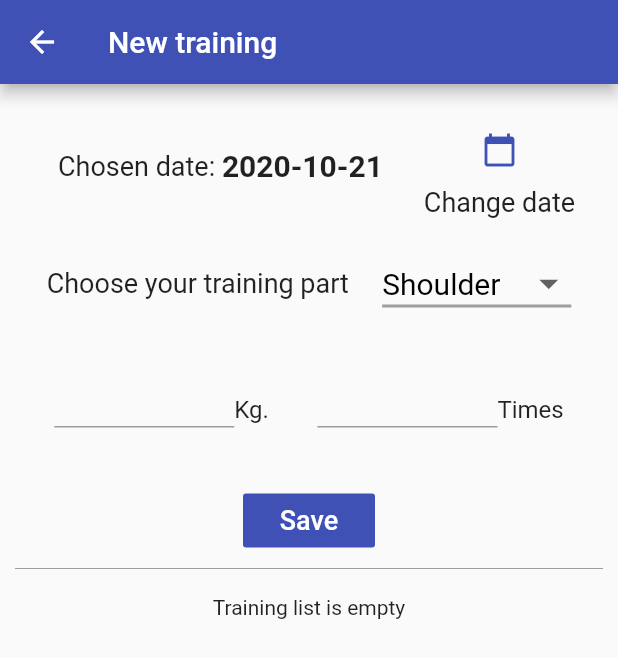
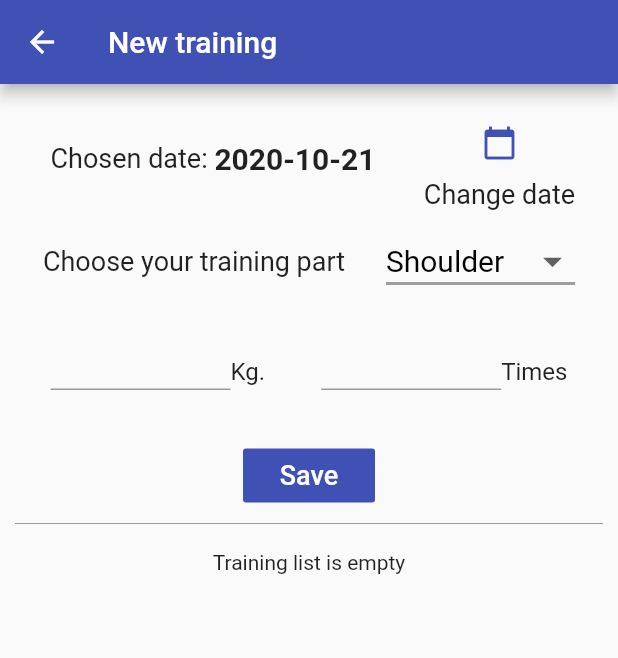
Before and after one commit to bigface0202/volume_tracker, a Flutter app: the screen it shows after launch, after a tap on the "add" icon, on a phone screen of 412 x 824 dp. Shown: the top 658 px of the screen. Run offline on Flutter 3.47's test engine with Material 2 defaults, Android fonts, the phone set to English and light mode, and no system bars; our stand-ins replace charts_flutter, sqflite; accounts and stored records are empty.

```diff
--- a/lib/screens/new_training_screen.dart
+++ b/lib/screens/new_training_screen.dart
@@ -179,12 +179,12 @@ class _NewTrainingScreenState extends State<NewTrainingScreen> {
                 child: Column(
                   children: <Widget>[
                     Container(
-                      padding: EdgeInsets.all(10),
+                      padding: EdgeInsets.all(5),
                       child: Row(
                         mainAxisAlignment: MainAxisAlignment.spaceAround,
                         children: <Widget>[
                           Container(
-                            padding: EdgeInsets.all(10),
+                            padding: EdgeInsets.all(5),
                             child: Row(
                               children: [
                                 Text(
@@ -217,7 +217,7 @@ class _NewTrainingScreenState extends State<NewTrainingScreen> {
                       ),
                     ),
                     Container(
-                      padding: EdgeInsets.all(10),
+                      padding: EdgeInsets.all(5),
                       child: Row(
                         mainAxisAlignment: MainAxisAlignment.spaceAround,
                         children: <Widget>[
@@ -253,7 +253,7 @@ class _NewTrainingScreenState extends State<NewTrainingScreen> {
                       ),
                     ),
                     Container(
-                      padding: EdgeInsets.all(10),
+                      padding: EdgeInsets.all(5),
                       child: Row(
                         mainAxisAlignment: MainAxisAlignment.spaceAround,
                         children: <Widget>[
```
Also changed, not shown: lib/widgets/day_training_list.dart (+25 -25 lines).
